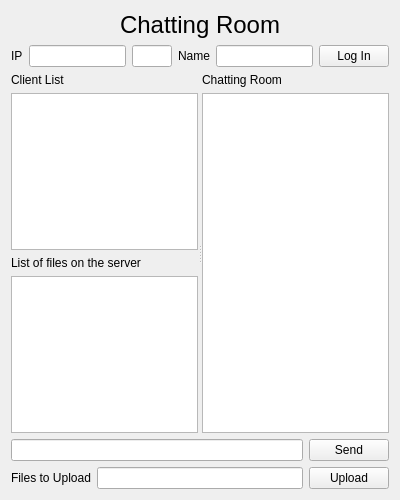
Old version of the form chattingform.ui in the repository ChunJeong27/CRMMiniProject.
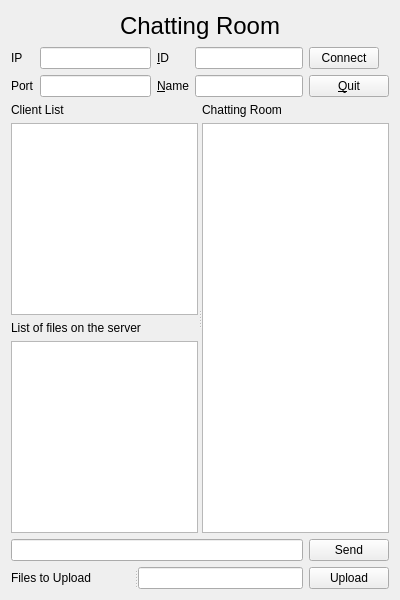
New version of the form.

Diff of the .ui file:
```diff
--- a/chattingform.ui
+++ b/chattingform.ui
@@ -7,13 +7,13 @@
     <x>0</x>
     <y>0</y>
     <width>400</width>
-    <height>500</height>
+    <height>600</height>
    </rect>
   </property>
   <property name="windowTitle">
    <string>Form</string>
   </property>
-  <layout class="QVBoxLayout" name="verticalLayout_3">
+  <layout class="QVBoxLayout" name="verticalLayout_4">
    <item>
     <widget class="QLabel" name="label">
      <property name="maximumSize">
@@ -38,36 +38,62 @@
    <item>
     <layout class="QHBoxLayout" name="horizontalLayout_2">
      <item>
+      <layout class="QFormLayout" name="formLayout">
+       <item row="0" column="0">
       <widget class="QLabel" name="label_3">
        <property name="text">
         <string>IP</string>
        </property>
       </widget>
      </item>
-     <item>
+       <item row="0" column="1">
       <widget class="QLineEdit" name="ipLineEdit"/>
      </item>
-     <item>
-      <widget class="QLineEdit" name="portLineEdit">
-       <property name="maximumSize">
-        <size>
-         <width>50</width>
-         <height>16777215</height>
-        </size>
+       <item row="1" column="0">
+        <widget class="QLabel" name="label_8">
+         <property name="text">
+          <string>Port</string>
        </property>
       </widget>
      </item>
+       <item row="1" column="1">
+        <widget class="QLineEdit" name="portLineEdit"/>
+       </item>
+      </layout>
+     </item>
      <item>
+      <layout class="QFormLayout" name="formLayout_2">
+       <item row="0" column="0">
+        <widget class="QLabel" name="label_9">
+         <property name="text">
+          <string>&amp;ID</string>
+         </property>
+         <property name="buddy">
+          <cstring>idLineEdit</cstring>
+         </property>
+        </widget>
+       </item>
+       <item row="0" column="1">
+        <widget class="QLineEdit" name="idLineEdit"/>
+       </item>
+       <item row="1" column="0">
       <widget class="QLabel" name="label_2">
        <property name="text">
-        <string>Name</string>
+          <string>&amp;Name</string>
+         </property>
+         <property name="buddy">
+          <cstring>nameLineEdit</cstring>
        </property>
       </widget>
      </item>
-     <item>
+       <item row="1" column="1">
       <widget class="QLineEdit" name="nameLineEdit"/>
      </item>
+      </layout>
+     </item>
      <item>
+      <layout class="QGridLayout" name="gridLayout">
+       <item row="0" column="0">
       <widget class="QPushButton" name="statusPushButton">
        <property name="maximumSize">
         <size>
@@ -76,9 +102,18 @@
         </size>
        </property>
        <property name="text">
-        <string>Log In</string>
-       </property>
-      </widget>
+          <string>Connect</string>
+         </property>
+        </widget>
+       </item>
+       <item row="1" column="0">
+        <widget class="QPushButton" name="quitPushButton">
+         <property name="text">
+          <string>&amp;Quit</string>
+         </property>
+        </widget>
+       </item>
+      </layout>
      </item>
     </layout>
    </item>
@@ -134,39 +169,46 @@
    <item>
     <layout class="QHBoxLayout" name="horizontalLayout">
      <item>
+      <layout class="QVBoxLayout" name="verticalLayout_3">
+       <item>
       <widget class="QLineEdit" name="messageLineEdit"/>
      </item>
      <item>
-      <widget class="QPushButton" name="sentPushButton">
-       <property name="text">
-        <string>Send</string>
-       </property>
-      </widget>
-     </item>
-    </layout>
-   </item>
-   <item>
-    <layout class="QHBoxLayout" name="horizontalLayout_3">
-     <item>
+        <widget class="QSplitter" name="splitter_2">
+         <property name="orientation">
+          <enum>Qt::Horizontal</enum>
+         </property>
       <widget class="QLabel" name="label_4">
        <property name="text">
         <string>Files to Upload</string>
        </property>
       </widget>
-     </item>
-     <item>
       <widget class="QLineEdit" name="lineEdit">
        <property name="readOnly">
         <bool>true</bool>
        </property>
       </widget>
+        </widget>
+       </item>
+      </layout>
      </item>
      <item>
+      <layout class="QGridLayout" name="gridLayout_2">
+       <item row="0" column="0">
+        <widget class="QPushButton" name="sentPushButton">
+         <property name="text">
+          <string>Send</string>
+         </property>
+        </widget>
+       </item>
+       <item row="1" column="0">
       <widget class="QPushButton" name="uploadPushButton">
        <property name="text">
         <string>Upload</string>
        </property>
       </widget>
+       </item>
+      </layout>
      </item>
     </layout>
    </item>
```
Lines whose indentation alone changed are shown as unchanged.
